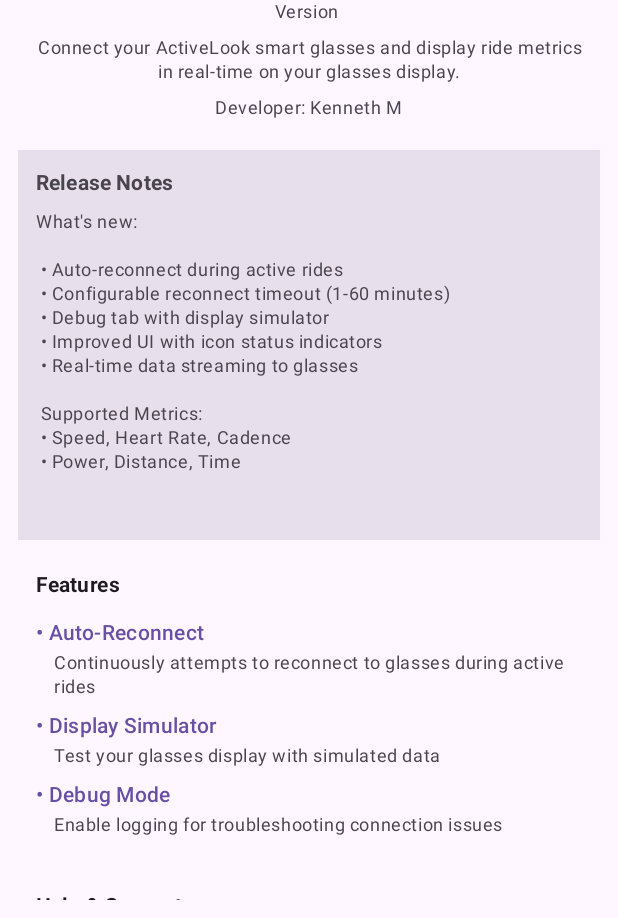
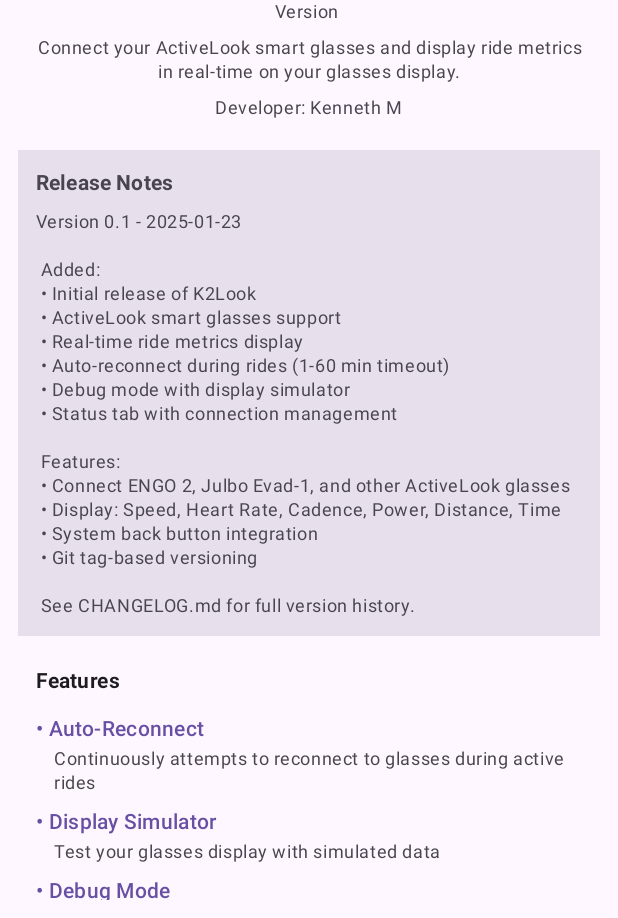
Before and after one commit to kemaMartinsson/k2-look, an Android app built with Jetpack Compose: the screen it shows after launch (MainActivity), tab 3 chosen, on a phone screen of 412 x 824 dp, the part 318-1236 px from its top. Run offline under Robolectric (Android 15) with nearby library versions, the phone set to English and light mode, and no system bars; libraries missing offline, so code that uses them is left out: com.activelook.activelooksdk, io.hammerhead.karooext; 40 statements that could not run were skipped.

Commit message:
Release 0.2

```diff
--- a/app/src/main/res/values/strings.xml
+++ b/app/src/main/res/values/strings.xml
@@ -8,17 +8,22 @@
     <string name="app_developer">Kenneth M</string>
     <string name="app_website">https://github.com/kema/k2look</string>
 
-    <!-- Release Notes - Version dynamically set from git tag -->
+    <!-- Release Notes - Keep in sync with CHANGELOG.md -->
     <string name="release_notes">
-        What\'s new:\n\n
-        • Auto-reconnect during active rides\n
-        • Configurable reconnect timeout (1-60 minutes)\n
-        • Debug tab with display simulator\n
-        • Improved UI with icon status indicators\n
-        • Real-time data streaming to glasses\n\n
-        Supported Metrics:\n
-        • Speed, Heart Rate, Cadence\n
-        • Power, Distance, Time\n\n
+        Version 0.1 - 2025-01-23\n\n
+        Added:\n
+        • Initial release of K2Look\n
+        • ActiveLook smart glasses support\n
+        • Real-time ride metrics display\n
+        • Auto-reconnect during rides (1-60 min timeout)\n
+        • Debug mode with display simulator\n
+        • Status tab with connection management\n\n
+        Features:\n
+        • Connect ENGO 2, Julbo Evad-1, and other ActiveLook glasses\n
+        • Display: Speed, Heart Rate, Cadence, Power, Distance, Time\n
+        • System back button integration\n
+        • Git tag-based versioning\n\n
+        See CHANGELOG.md for full version history.
     </string>
 
     <!-- Help & Support -->
```
Also changed, not shown: 5 other files.
